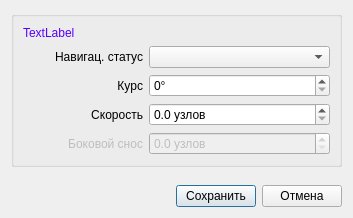
Old version of the form Emulator_test/sv_navstateditor.ui in the repository breton75/R_Card_test.
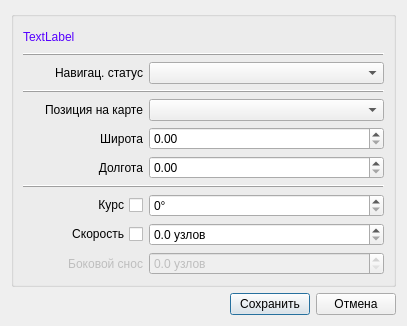
New version of the form.

```diff
--- a/Emulator_test/sv_navstateditor.ui
+++ b/Emulator_test/sv_navstateditor.ui
@@ -6,8 +6,8 @@
    <rect>
     <x>0</x>
     <y>0</y>
-    <width>353</width>
-    <height>218</height>
+    <width>407</width>
+    <height>326</height>
    </rect>
   </property>
   <property name="windowTitle">
@@ -20,6 +20,21 @@
       <string/>
      </property>
      <layout class="QVBoxLayout" name="verticalLayout">
+      <property name="spacing">
+       <number>6</number>
+      </property>
+      <property name="leftMargin">
+       <number>9</number>
+      </property>
+      <property name="topMargin">
+       <number>9</number>
+      </property>
+      <property name="rightMargin">
+       <number>9</number>
+      </property>
+      <property name="bottomMargin">
+       <number>9</number>
+      </property>
       <item>
        <widget class="QLabel" name="label">
         <property name="styleSheet">
@@ -30,6 +45,16 @@
         </property>
        </widget>
       </item>
+      <item>
+       <widget class="QFrame" name="frame_3">
+        <property name="frameShape">
+         <enum>QFrame::HLine</enum>
+        </property>
+        <property name="frameShadow">
+         <enum>QFrame::Raised</enum>
+        </property>
+       </widget>
+      </item>
       <item>
        <layout class="QHBoxLayout" name="horizontalLayout_13">
         <item>
@@ -78,10 +103,167 @@
         </item>
        </layout>
       </item>
+      <item>
+       <widget class="QFrame" name="frame">
+        <property name="frameShape">
+         <enum>QFrame::HLine</enum>
+        </property>
+        <property name="frameShadow">
+         <enum>QFrame::Raised</enum>
+        </property>
+       </widget>
+      </item>
+      <item>
+       <layout class="QHBoxLayout" name="horizontalLayout_14">
+        <item>
+         <widget class="QLabel" name="lblDevName_13">
+          <property name="sizePolicy">
+           <sizepolicy hsizetype="Fixed" vsizetype="Preferred">
+            <horstretch>0</horstretch>
+            <verstretch>0</verstretch>
+           </sizepolicy>
+          </property>
+          <property name="minimumSize">
+           <size>
+            <width>120</width>
+            <height>0</height>
+           </size>
+          </property>
+          <property name="maximumSize">
+           <size>
+            <width>120</width>
+            <height>16777215</height>
+           </size>
+          </property>
+          <property name="font">
+           <font>
+            <weight>50</weight>
+            <bold>false</bold>
+           </font>
+          </property>
+          <property name="text">
+           <string>Позиция на карте</string>
+          </property>
+          <property name="alignment">
+           <set>Qt::AlignRight|Qt::AlignTrailing|Qt::AlignVCenter</set>
+          </property>
+         </widget>
+        </item>
+        <item>
+         <widget class="QComboBox" name="cbPredefinedPosition"/>
+        </item>
+       </layout>
+      </item>
+      <item>
+       <layout class="QHBoxLayout" name="horizontalLayout_7">
+        <item>
+         <widget class="QLabel" name="lblDevName_9">
+          <property name="sizePolicy">
+           <sizepolicy hsizetype="Fixed" vsizetype="Preferred">
+            <horstretch>0</horstretch>
+            <verstretch>0</verstretch>
+           </sizepolicy>
+          </property>
+          <property name="minimumSize">
+           <size>
+            <width>120</width>
+            <height>0</height>
+           </size>
+          </property>
+          <property name="maximumSize">
+           <size>
+            <width>120</width>
+            <height>16777215</height>
+           </size>
+          </property>
+          <property name="font">
+           <font>
+            <weight>50</weight>
+            <bold>false</bold>
+           </font>
+          </property>
+          <property name="text">
+           <string>Широта</string>
+          </property>
+          <property name="alignment">
+           <set>Qt::AlignRight|Qt::AlignTrailing|Qt::AlignVCenter</set>
+          </property>
+         </widget>
+        </item>
+        <item>
+         <widget class="QDoubleSpinBox" name="dspinLatitude">
+          <property name="font">
+           <font>
+            <weight>50</weight>
+            <bold>false</bold>
+           </font>
+          </property>
+         </widget>
+        </item>
+       </layout>
+      </item>
+      <item>
+       <layout class="QHBoxLayout" name="horizontalLayout_8">
+        <item>
+         <widget class="QLabel" name="lblDevName_10">
+          <property name="sizePolicy">
+           <sizepolicy hsizetype="Fixed" vsizetype="Preferred">
+            <horstretch>0</horstretch>
+            <verstretch>0</verstretch>
+           </sizepolicy>
+          </property>
+          <property name="minimumSize">
+           <size>
+            <width>120</width>
+            <height>0</height>
+           </size>
+          </property>
+          <property name="maximumSize">
+           <size>
+            <width>120</width>
+            <height>16777215</height>
+           </size>
+          </property>
+          <property name="font">
+           <font>
+            <weight>50</weight>
+            <bold>false</bold>
+           </font>
+          </property>
+          <property name="text">
+           <string>Долгота</string>
+          </property>
+          <property name="alignment">
+           <set>Qt::AlignRight|Qt::AlignTrailing|Qt::AlignVCenter</set>
+          </property>
+         </widget>
+        </item>
+        <item>
+         <widget class="QDoubleSpinBox" name="dspinLongtitude">
+          <property name="font">
+           <font>
+            <weight>50</weight>
+            <bold>false</bold>
+           </font>
+          </property>
+         </widget>
+        </item>
+       </layout>
+      </item>
+      <item>
+       <widget class="QFrame" name="frame_2">
+        <property name="frameShape">
+         <enum>QFrame::HLine</enum>
+        </property>
+        <property name="frameShadow">
+         <enum>QFrame::Raised</enum>
+        </property>
+       </widget>
+      </item>
       <item>
        <layout class="QHBoxLayout" name="horizontalLayout_12">
         <item>
-         <widget class="QLabel" name="label_11">
+         <widget class="QCheckBox" name="checkCourse">
           <property name="minimumSize">
            <size>
             <width>120</width>
@@ -90,7 +272,7 @@
           </property>
           <property name="maximumSize">
            <size>
-            <width>60</width>
+            <width>120</width>
             <height>16777215</height>
            </size>
           </property>
@@ -100,12 +282,12 @@
             <bold>false</bold>
            </font>
           </property>
+          <property name="layoutDirection">
+           <enum>Qt::RightToLeft</enum>
+          </property>
           <property name="text">
            <string>Курс</string>
           </property>
-          <property name="alignment">
-           <set>Qt::AlignRight|Qt::AlignTrailing|Qt::AlignVCenter</set>
-          </property>
          </widget>
         </item>
         <item>
@@ -123,7 +305,7 @@
       <item>
        <layout class="QHBoxLayout" name="horizontalLayout_11">
         <item>
-         <widget class="QLabel" name="label_9">
+         <widget class="QCheckBox" name="checkSpeed">
           <property name="minimumSize">
            <size>
             <width>120</width>
@@ -132,7 +314,7 @@
           </property>
           <property name="maximumSize">
            <size>
-            <width>60</width>
+            <width>120</width>
             <height>16777215</height>
            </size>
           </property>
@@ -142,12 +324,12 @@
             <bold>false</bold>
            </font>
           </property>
+          <property name="layoutDirection">
+           <enum>Qt::RightToLeft</enum>
+          </property>
           <property name="text">
            <string>Скорость</string>
           </property>
-          <property name="alignment">
-           <set>Qt::AlignRight|Qt::AlignTrailing|Qt::AlignVCenter</set>
-          </property>
          </widget>
         </item>
         <item>
@@ -219,19 +401,6 @@
      </layout>
     </widget>
    </item>
-   <item>
-    <spacer name="verticalSpacer">
-     <property name="orientation">
-      <enum>Qt::Vertical</enum>
-     </property>
-     <property name="sizeHint" stdset="0">
-      <size>
-       <width>17</width>
-       <height>15</height>
-      </size>
-     </property>
-    </spacer>
-   </item>
    <item>
     <layout class="QHBoxLayout" name="layoutButtons">
      <item>
```
